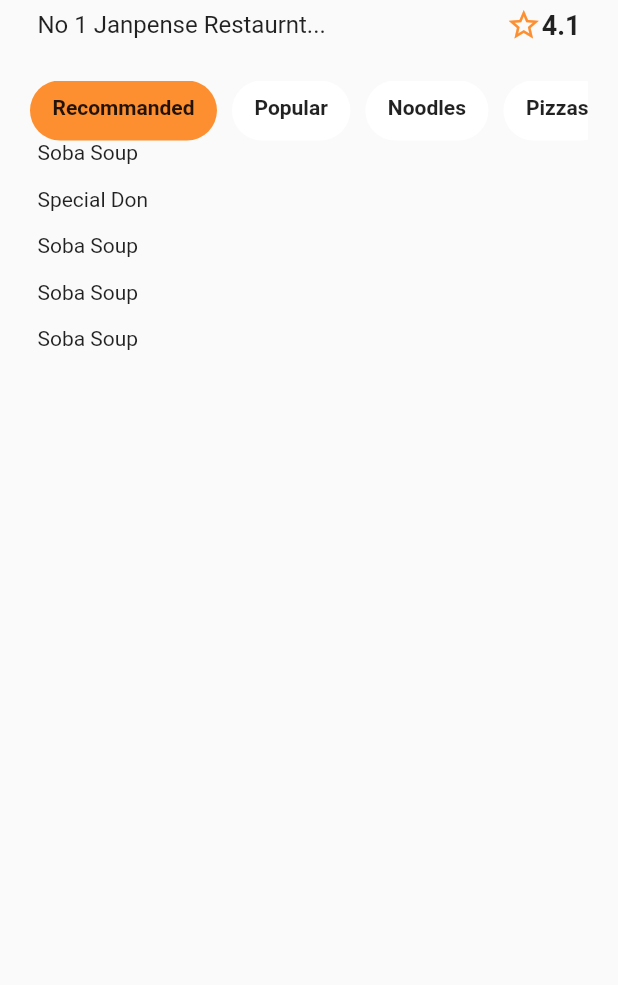
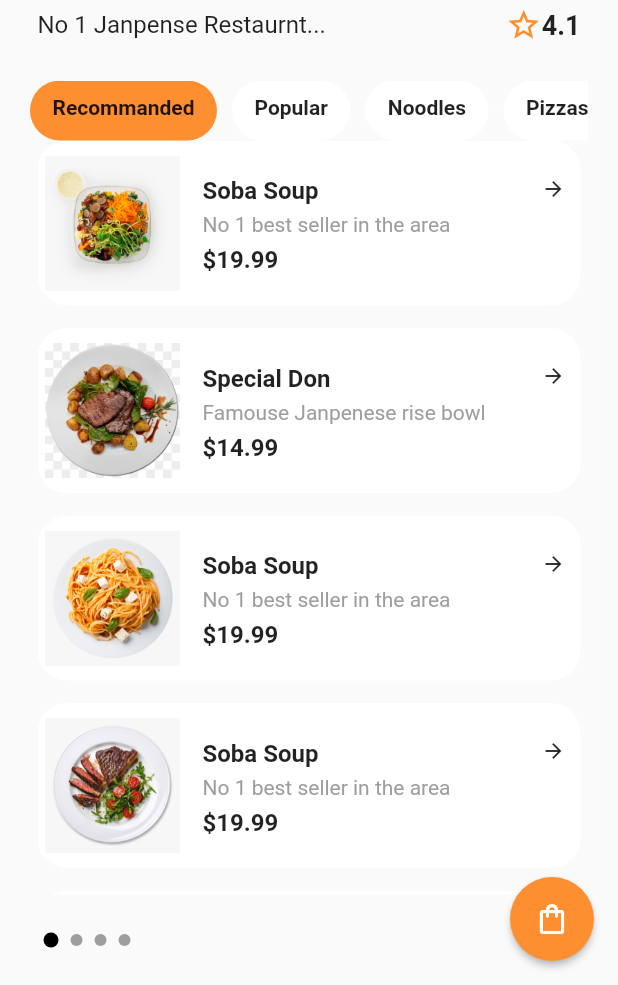
Before and after one commit to bob1457/flutter_demo, a Flutter app: the screen it shows after launch, on a phone screen of 412 x 824 dp, the part 251-1236 px from its top. Run offline on Flutter 3.47's test engine with Material 2 defaults, Android fonts, the phone set to English and light mode, and no system bars; drawn by our look-alikes of smooth_page_indicator.

Commit message:
Complete food list page

```diff
--- a/lib/mock_data/food_data.dart
+++ b/lib/mock_data/food_data.dart
@@ -1,3 +1,4 @@
+import 'package:flutter/material.dart';
 import 'package:flutter_app/models/food.dart';
 
 class FoodData {
@@ -5,6 +6,66 @@ class FoodData {
     return [
       Food(
         "assets/images/dish1.png",
+        "Soba Soup",
+        "No 1 best seller in the area",
+        "10 min",
+        4.0,
+        "325 cal",
+        12,
+        19.99,
+        "Janpanese style nodle soup",
+      ),
+      Food(
+        "assets/images/dish2.png",
+        "Special Don",
+        "Famouse Janpenese rise bowl",
+        "2 min",
+        4.0,
+        "225 cal",
+        5,
+        14.99,
+        "Janpanese style rise bowl",
+      ),
+      Food(
+        "assets/images/dish6.png",
+        "Soba Soup",
+        "No 1 best seller in the area",
+        "10 min",
+        4.0,
+        "325 cal",
+        12,
+        19.99,
+        "Janpanese style nodle soup",
+      ),
+      Food(
+        "assets/images/dish4.png",
+        "Soba Soup",
+        "No 1 best seller in the area",
+        "10 min",
+        4.0,
+        "325 cal",
+        12,
+        19.99,
+        "Janpanese style nodle soup",
+      ),
+      Food(
+        "assets/images/dish5.png",
+        "Soba Soup",
+        "No 1 best seller in the area",
+        "10 min",
+        4.0,
+        "325 cal",
+        12,
+        19.99,
+        "Janpanese style nodle soup",
+      ),
+    ];
+  }
+
+  static List<Food> popularFoods() {
+    return [
+      Food(
+        "assets/images/dish6.png",
         "Soba Soup",
         "No 1 best seller in the area",
         "10 min",
@@ -26,67 +87,7 @@ class FoodData {
         "Janpanese style rise bowl",
       ),
       Food(
-        "assets/images/dish1.png",
-        "Soba Soup",
-        "No 1 best seller in the area",
-        "10 min",
-        4.0,
-        "325 cal",
-        12,
-        19.99,
-        "Janpanese style nodle soup",
-      ),
-      Food(
-        "assets/images/dish1.png",
-        "Soba Soup",
-        "No 1 best seller in the area",
-        "10 min",
-        4.0,
-        "325 cal",
-        12,
-        19.99,
-        "Janpanese style nodle soup",
-      ),
-      Food(
-        "assets/images/dish1.png",
-        "Soba Soup",
-        "No 1 best seller in the area",
-        "10 min",
-        4.0,
-        "325 cal",
-        12,
-        19.99,
-        "Janpanese style nodle soup",
-      ),
-    ];
-  }
-
-  static List<Food> popularFoods() {
-    return [
-      Food(
-        "assets/images/dish1.png",
-        "Soba Soup",
-        "No 1 best seller in the area",
-        "10 min",
-        4.0,
-        "325 cal",
-        12,
-        19.99,
-        "Janpanese style nodle soup",
-      ),
-      Food(
-        "assets/images/dish1.png",
-        "Special Don",
-        "Famouse Janpenese rise bowl",
-        "2 min",
-        4.0,
-        "225 cal",
-        5,
-        14.99,
-        "Janpanese style rise bowl",
-      ),
-      Food(
-        "assets/images/dish1.png",
+        "assets/images/dish5.png",
         "Soba Soup",
         "No 1 best seller in the area",
         "10 min",
--- a/lib/pages/home_page.dart
+++ b/lib/pages/home_page.dart
@@ -1,9 +1,11 @@
 import 'package:flutter/material.dart';
+import 'package:flutter_app/constants/colors.dart';
 import 'package:flutter_app/mock_data/restaurant_data.dart';
 import 'package:flutter_app/widgets/custom_app_bar.dart';
 import 'package:flutter_app/widgets/food_list.dart';
 import 'package:flutter_app/widgets/food_list_view.dart';
 import 'package:flutter_app/widgets/restaurant_info.dart';
+import 'package:smooth_page_indicator/smooth_page_indicator.dart';
 
 class HomePage extends StatefulWidget {
   const HomePage({Key? key}) : super(key: key);
@@ -51,8 +53,40 @@ class _HomePageState extends State<HomePage> {
                 pageController,
                 restaurant,
               ),
-            )
+            ),
+            Container(
+              height: 60,
+              padding: EdgeInsets.symmetric(horizontal: 25),
+              child: SmoothPageIndicator(
+                controller: pageController,
+                count: restaurant.menu.length,
+                effect: CustomizableEffect(
+                  activeDotDecoration: DotDecoration(
+                    height: 10,
+                    width: 10,
+                    color: Colors.black,
+                    borderRadius: BorderRadius.circular(50),
+                  ),
+                  dotDecoration: DotDecoration(
+                    width: 8,
+                    height: 8,
+                    color: Colors.grey,
+                    borderRadius: BorderRadius.circular(50),
+                  ),
+                ),
+                onDotClicked: (index) => pageController.jumpToPage(index),
+              ),
+            ),
           ],
+        ),
+        floatingActionButton: FloatingActionButton(
+          onPressed: () {},
+          elevation: 2,
+          backgroundColor: kPrimaryColor,
+          child: Icon(
+            Icons.shopping_bag_outlined,
+            color: Colors.white,
+          ),
         ),
       ),
     );
--- a/lib/widgets/food_item.dart
+++ b/lib/widgets/food_item.dart
@@ -1,4 +1,5 @@
 import 'package:flutter/material.dart';
+import 'package:flutter_app/constants/colors.dart';
 import 'package:flutter_app/models/food.dart';
 
 class FoodItem extends StatelessWidget {
@@ -10,7 +11,79 @@ class FoodItem extends StatelessWidget {
   @override
   Widget build(BuildContext context) {
     return Container(
-      child: Text(food.name),
+      height: 110,
+      decoration: BoxDecoration(
+        color: Colors.white,
+        borderRadius: BorderRadius.circular(20),
+      ),
+      child: Row(
+        children: [
+          Container(
+            padding: EdgeInsets.all(5),
+            width: 100,
+            height: 100,
+            child: Image.asset(
+              food.imageUrl,
+              fit: BoxFit.fitHeight,
+            ),
+          ),
+          Expanded(
+            child: Container(
+              padding: EdgeInsets.only(top: 20, left: 10, right: 10),
+              child: Column(
+                crossAxisAlignment: CrossAxisAlignment.start,
+                children: [
+                  Row(
+                    mainAxisAlignment: MainAxisAlignment.spaceBetween,
+                    children: [
+                      Text(
+                        food.name,
+                        style: TextStyle(
+                          fontSize: 16,
+                          fontWeight: FontWeight.bold,
+                          height: 1.5,
+                        ),
+                      ),
+                      Icon(
+                        Icons.arrow_forward_outlined,
+                        size: 16,
+                      )
+                    ],
+                  ),
+                  Text(
+                    food.desc,
+                    style: TextStyle(
+                      color: food.highlights ? kPrimaryColor : Colors.grey,
+                      height: 1.5,
+                    ),
+                  ),
+                  SizedBox(
+                    height: 5,
+                  ),
+                  Row(
+                    children: [
+                      const Text(
+                        '\$',
+                        style: TextStyle(
+                          fontSize: 16,
+                          fontWeight: FontWeight.bold,
+                        ),
+                      ),
+                      Text(
+                        food.price.toString(),
+                        style: const TextStyle(
+                          fontSize: 16,
+                          fontWeight: FontWeight.bold,
+                        ),
+                      ),
+                    ],
+                  ),
+                ],
+              ),
+            ),
+          ),
+        ],
+      ),
     );
   }
 }
--- a/pubspec.yaml
+++ b/pubspec.yaml
@@ -34,6 +34,7 @@ dependencies:
   # The following adds the Cupertino Icons font to your application.
   # Use with the CupertinoIcons class for iOS style icons.
   cupertino_icons: ^1.0.2
+  smooth_page_indicator: ^1.0.0+2
 
 dev_dependencies:
   flutter_test:
```
Also changed, not shown: pubspec.lock.
